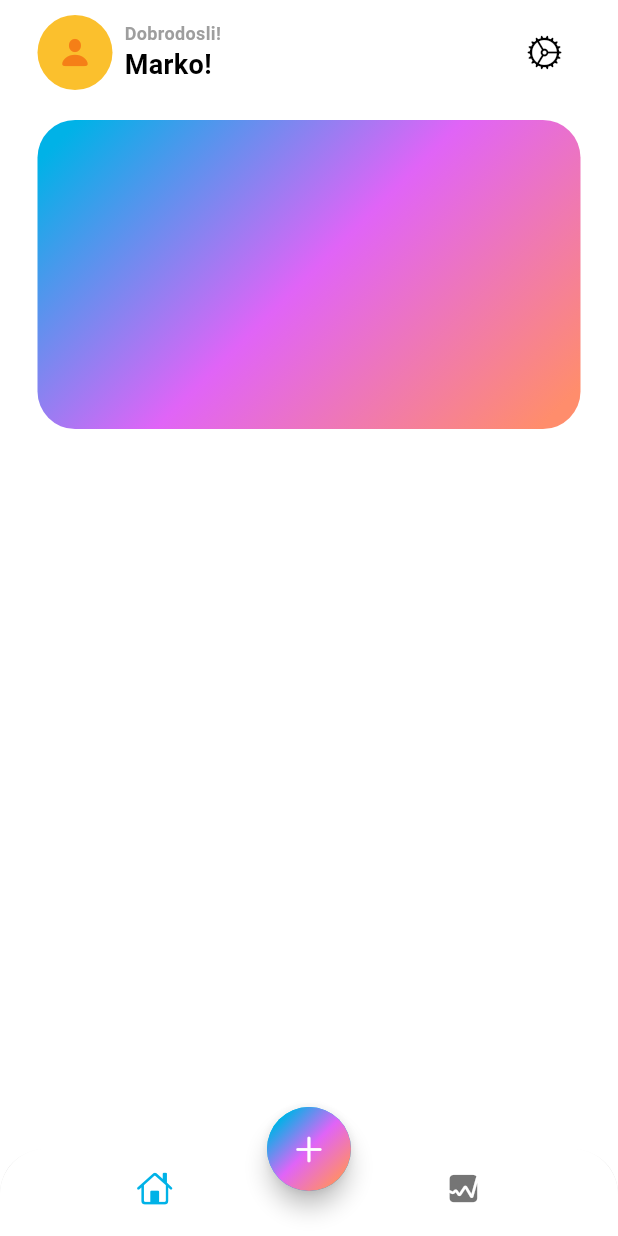
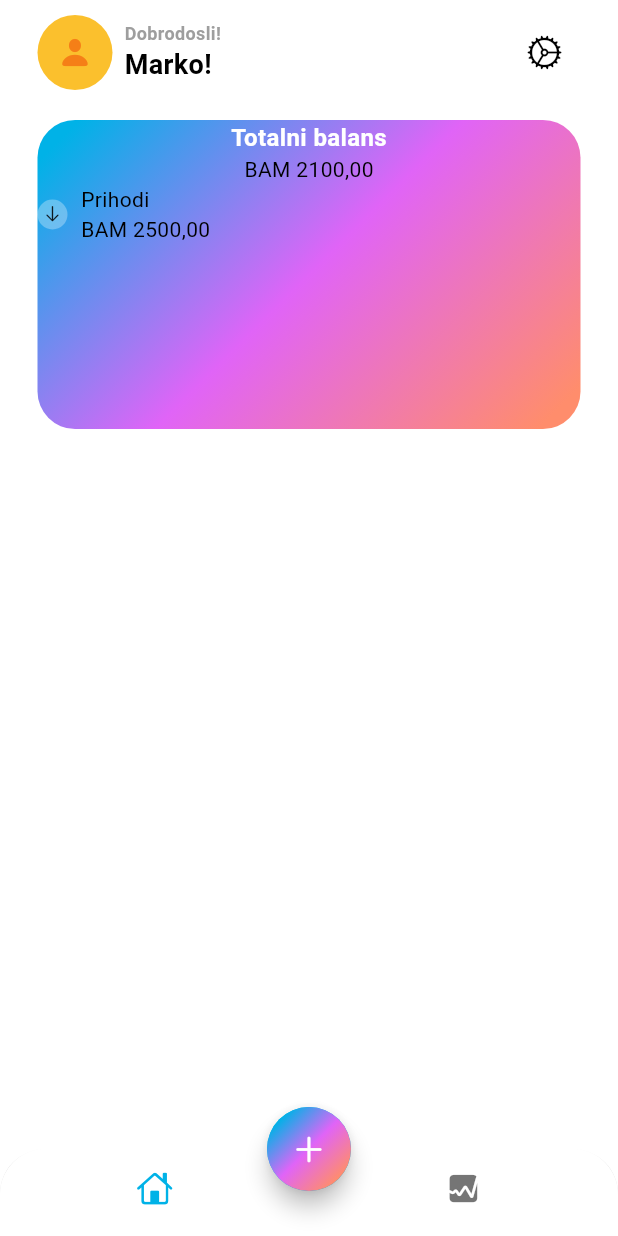
Before and after one commit to MarkoLosic/expensetracker, a Flutter app: the screen it shows after launch, on a phone screen of 412 x 824 dp. Run offline on Flutter 3.47's test engine with Material 3 defaults, Android fonts, the phone set to English and light mode, and no system bars.

Commit message:
Added new styles

```diff
--- a/lib/home/views/main_screen.dart
+++ b/lib/home/views/main_screen.dart
@@ -90,6 +90,47 @@ class MainScreen extends StatelessWidget {
                     transform: const GradientRotation(pi / 4),
                   ),
                   borderRadius: BorderRadius.circular(25)),
+              child: Column(children: [
+                const Text(
+                  'Totalni balans',
+                  style: TextStyle(
+                    fontSize: 16,
+                    color: Colors.white,
+                    fontWeight: FontWeight.w600,
+                  ),
+                ),
+                const Text('BAM 2100,00'),
+                Row(
+                  children: [
+                    Row(
+                      children: [
+                        Container(
+                          width: 20,
+                          height: 20,
+                          decoration: const BoxDecoration(
+                              color: Colors.white30, shape: BoxShape.circle),
+                          child: const Center(
+                            child: Icon(
+                              CupertinoIcons.arrow_down,
+                              size: 13,
+                            ),
+                          ),
+                        ),
+                        SizedBox(
+                          width: 9,
+                        ),
+                        const Column(
+                          crossAxisAlignment: CrossAxisAlignment.start,
+                          children: [
+                            Text('Prihodi'),
+                            Text('BAM 2500,00'),
+                          ],
+                        )
+                      ],
+                    )
+                  ],
+                )
+              ]),
             ),
           ],
         ),
```
